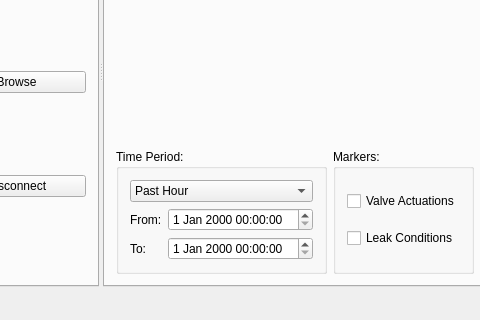
Swiki-Anderson-and-Associates/water-meter-indoor, file WaterMeterGUI/mainwindow.ui: the form before one commit; both pictures show x 222 to 702 and y 176 to 496 of the 861 by 496 pixel window.
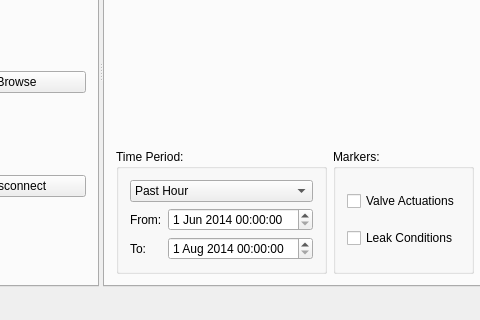
The form after the commit. The open tabs and pages were chosen to show the change. Custom widgets are drawn as their Qt base class.

What changed in the file:
```diff
--- a/WaterMeterGUI/mainwindow.ui
+++ b/WaterMeterGUI/mainwindow.ui
@@ -386,10 +386,32 @@
                </widget>
               </item>
               <item row="2" column="1">
-               <widget class="QDateTimeEdit" name="plotEndTimeEdit"/>
+               <widget class="QDateTimeEdit" name="plotEndTimeEdit">
+                <property name="dateTime">
+                 <datetime>
+                  <hour>0</hour>
+                  <minute>0</minute>
+                  <second>0</second>
+                  <year>2014</year>
+                  <month>8</month>
+                  <day>1</day>
+                 </datetime>
+                </property>
+               </widget>
               </item>
               <item row="1" column="1">
-               <widget class="QDateTimeEdit" name="plotStartTimeEdit"/>
+               <widget class="QDateTimeEdit" name="plotStartTimeEdit">
+                <property name="dateTime">
+                 <datetime>
+                  <hour>0</hour>
+                  <minute>0</minute>
+                  <second>0</second>
+                  <year>2014</year>
+                  <month>6</month>
+                  <day>1</day>
+                 </datetime>
+                </property>
+               </widget>
               </item>
               <item row="1" column="0">
                <widget class="QLabel" name="plotStartTimeLabel">
```
Left out of the diff: 4 changed lines with no effect on the pictures.
